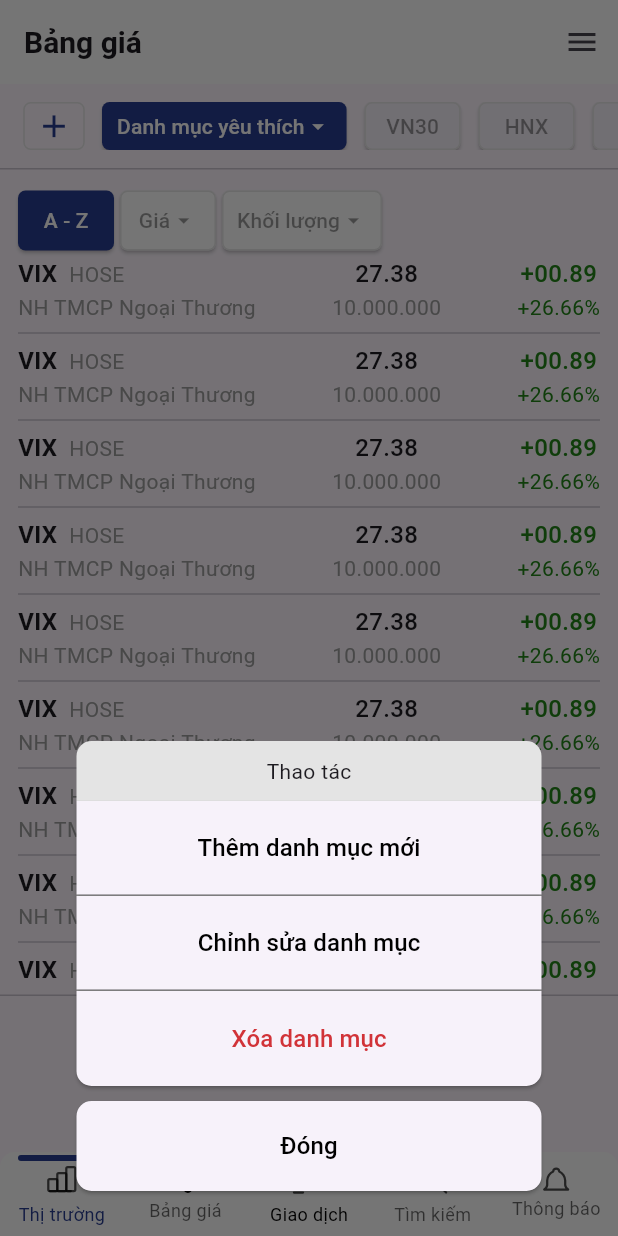
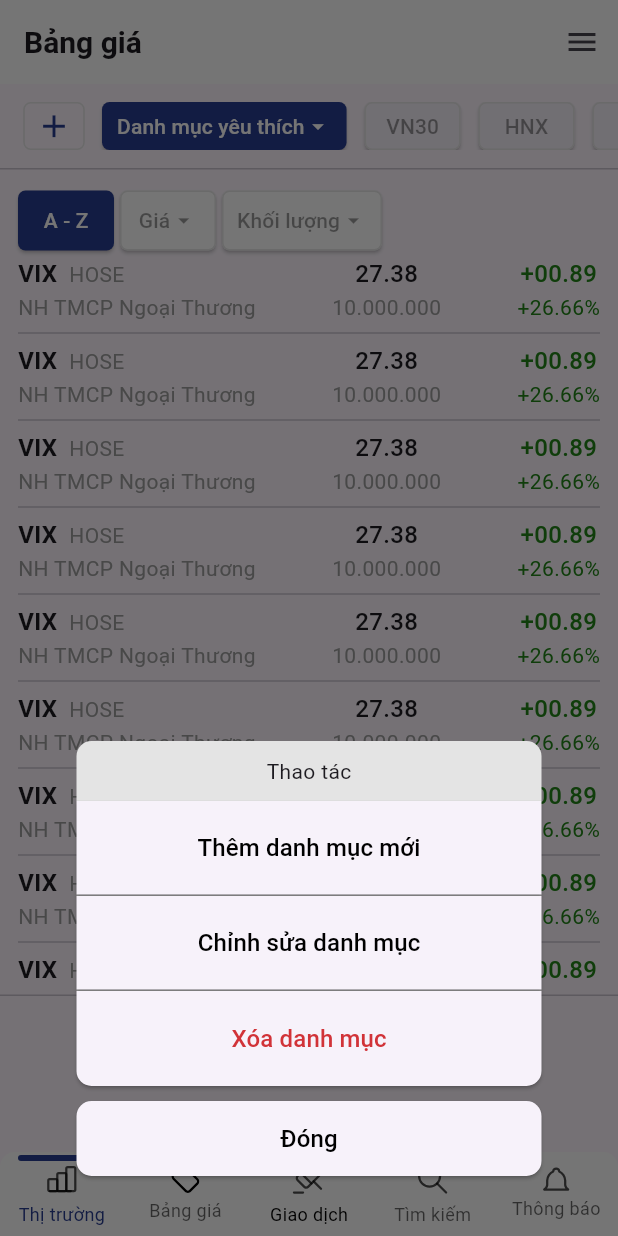
Before and after one commit to NguyenKhangA/baiThucTap1, a Flutter app: the screen it shows after launch, after a tap on the "add" icon, on a phone screen of 412 x 824 dp. Run offline on Flutter 3.47's test engine with Material 3 defaults, Android fonts, the phone set to English and light mode, and no system bars; drawn by our look-alikes of persistent_bottom_nav_bar; our stand-ins replace flutter_svg.

Commit message:
thaydoi1

```diff
--- a/lib/thaotac.dart
+++ b/lib/thaotac.dart
@@ -83,7 +83,7 @@ class ThaoTac extends StatelessWidget{
           ),
           const SizedBox(height: 10,),
           Container(
-            height: 60,
+            height: 50,
             width: double.infinity,
             decoration: BoxDecoration(
                 borderRadius: BorderRadius.circular(8)
```
